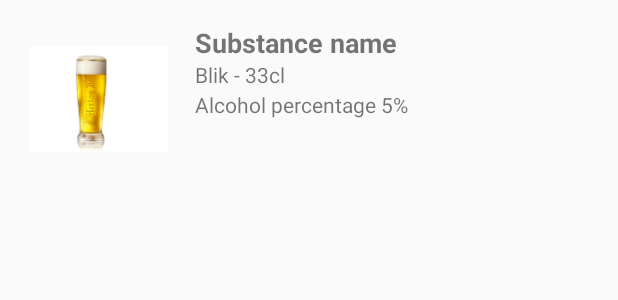
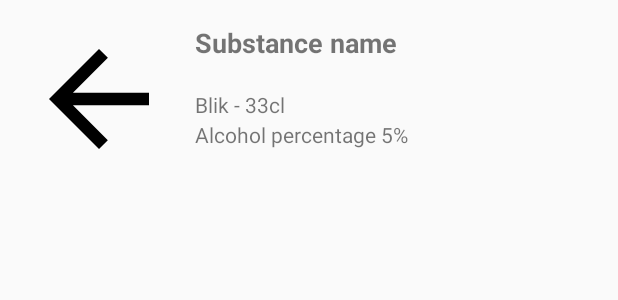
Before and after one commit to cyprazz/MedTracker-frontend, an Android app: the layout substance_row.xml on its own in the app's theme, with its tools: preview values and no code run, on a phone screen of 412 x 824 dp. Shown: the top 300 px of the screen. Run offline under Robolectric (Android 15) with nearby library versions, the phone set to English and light mode, and no system bars.

```diff
--- a/app/build.gradle
+++ b/app/build.gradle
@@ -39,4 +39,9 @@ dependencies {
     implementation 'com.android.support:design:28.0.0'
     implementation 'androidx.gridlayout:gridlayout:1.0.0'
     implementation 'androidx.legacy:legacy-support-v4:1.0.0'
+
+//        thrid party libary
+    implementation("com.squareup.okhttp3:okhttp:4.4.0")
+    implementation 'com.google.code.gson:gson:2.8.6'
+
 }
--- a/app/src/main/AndroidManifest.xml
+++ b/app/src/main/AndroidManifest.xml
@@ -1,6 +1,8 @@
 <?xml version="1.0" encoding="utf-8"?>
 <manifest xmlns:android="http://schemas.android.com/apk/res/android"
     package="com.example.medtracker">
+
+    <uses-permission android:name="android.permission.INTERNET"/>
 
     <application
         android:allowBackup="true"
--- a/app/src/main/res/layout/substance_row.xml
+++ b/app/src/main/res/layout/substance_row.xml
@@ -7,8 +7,8 @@
 
     <TextView
         android:id="@+id/Substance_name"
-        android:layout_width="147dp"
-        android:layout_height="30dp"
+        android:layout_width="276dp"
+        android:layout_height="46dp"
         android:layout_marginStart="130dp"
         android:layout_marginTop="16dp"
         android:layout_marginBottom="4dp"
@@ -23,7 +23,7 @@
         android:layout_width="wrap_content"
         android:layout_height="wrap_content"
         android:layout_marginStart="130dp"
-        android:layout_marginTop="40dp"
+        android:layout_marginTop="60dp"
         android:text="@string/blik_33cl" />
 
     <TextView
@@ -31,7 +31,7 @@
         android:layout_width="wrap_content"
         android:layout_height="wrap_content"
         android:layout_marginStart="130dp"
-        android:layout_marginTop="60dp"
+        android:layout_marginTop="80dp"
         android:text="@string/alcohol_percentage_5"
         app:layout_constraintEnd_toEndOf="parent"
         app:layout_constraintHorizontal_bias="0.0"
@@ -44,7 +44,7 @@
         android:layout_marginStart="16dp"
         android:layout_marginTop="16dp"
         android:contentDescription="@string/preview_image"
-        android:src="@mipmap/ic_launcher_foreground" />
+        android:src="@drawable/ic_arrow_back_black_24dp" />
 
 
 </RelativeLayout>
```
Also changed, not shown: app/src/main/java/com/example/medtracker/NewSubstance.kt (+27 -2 lines), app/src/main/java/com/example/medtracker/Substance_adapter.kt (+5 -4 lines).
